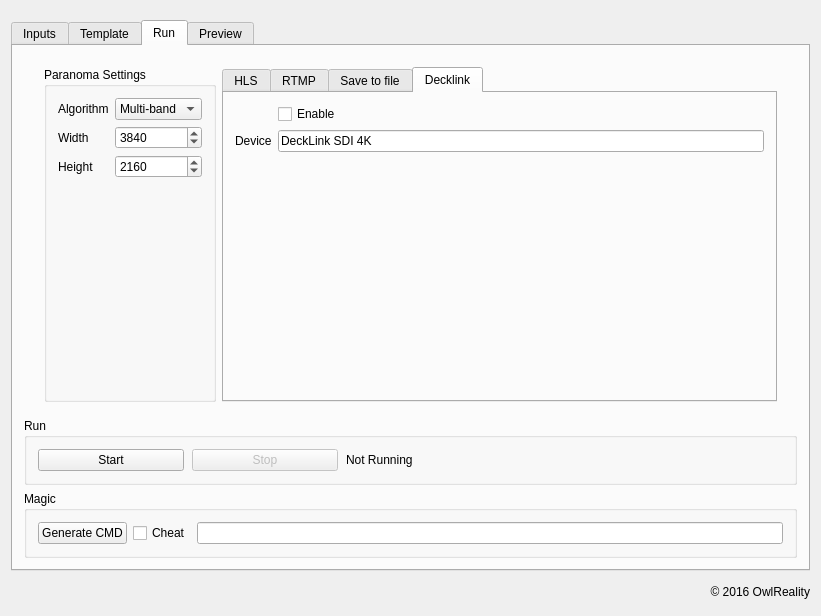
The window that apps/livestitching/mainwindow.ui (blahgeek/OpenCV-octVR) describes before a commit, drawn with Qt 5.
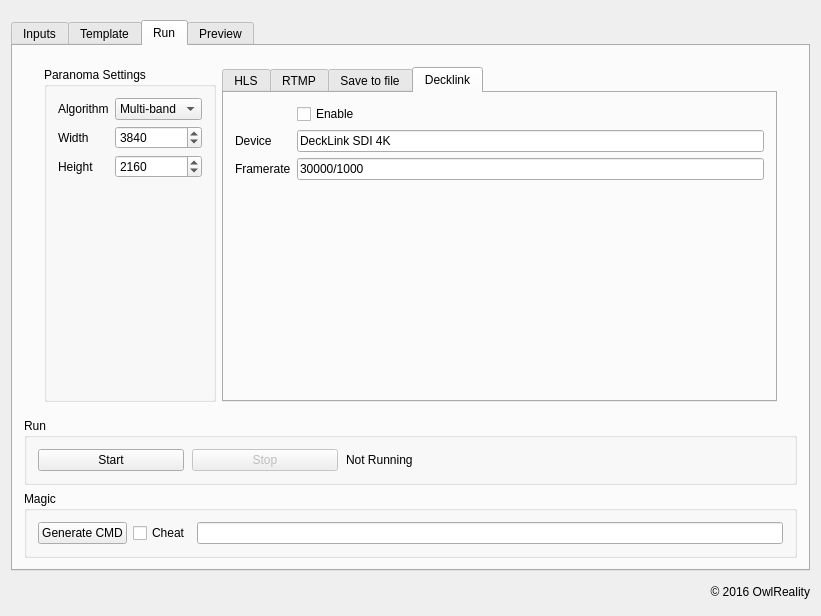
The same window after the commit. The open tabs and pages were chosen to show the change.

Commit message: fix DeckLink unsupported framerate error in Windows.  Add an option for DeckLink output framerate.

```diff
--- a/apps/livestitching/mainwindow.ui
+++ b/apps/livestitching/mainwindow.ui
@@ -646,6 +646,20 @@
                 </property>
                </widget>
               </item>
+              <item row="2" column="0">
+               <widget class="QLabel" name="label_23">
+                <property name="text">
+                 <string>Framerate</string>
+                </property>
+               </widget>
+              </item>
+              <item row="2" column="1">
+               <widget class="QLineEdit" name="decklink_output_fps">
+                <property name="text">
+                 <string>30000/1000</string>
+                </property>
+               </widget>
+              </item>
              </layout>
             </widget>
            </widget>
```
The commit also changes 1 other file.
